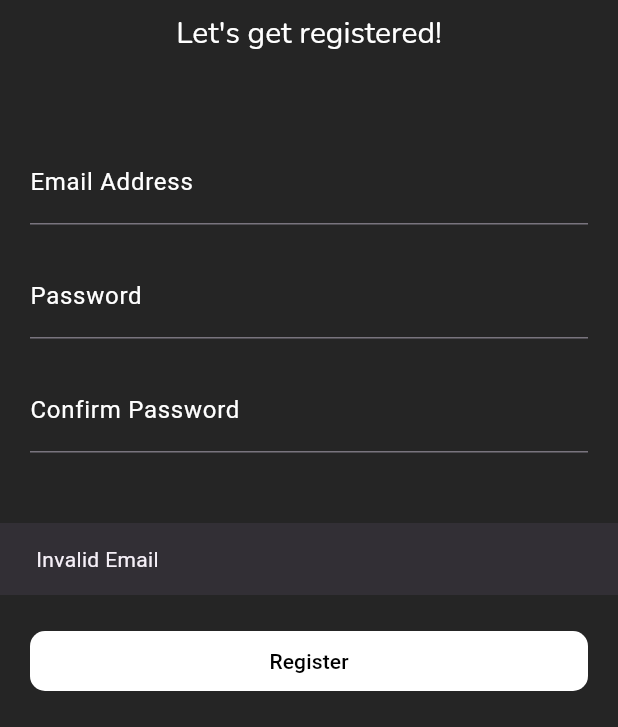
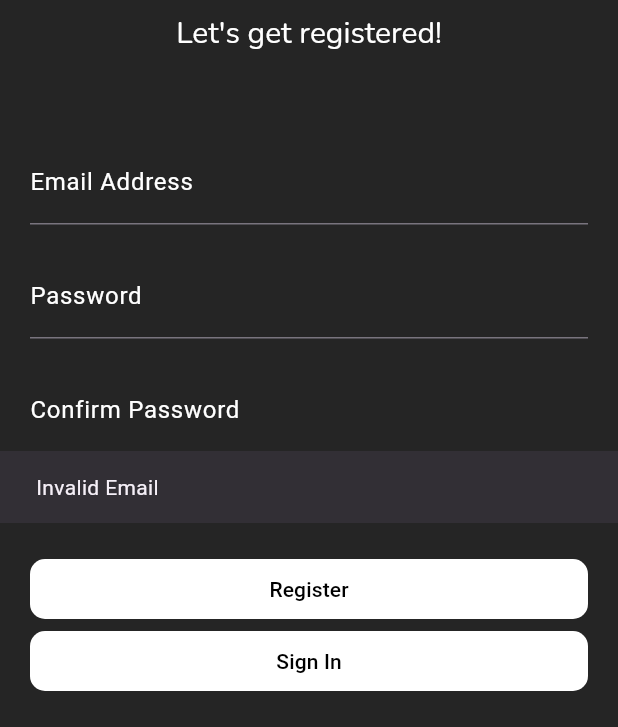
Before and after one commit to abdulrehman202/Notes-App, a Flutter app: the screen it shows after launch, after a tap on "Register", on a phone screen of 412 x 824 dp, the part 509-1236 px from its top. Run offline on Flutter 3.47's test engine with Material 3 defaults, Android fonts, the phone set to English and light mode, and no system bars; our stand-ins replace readmore; missing offline and left inert: mongo_dart.

Commit message:
Sign In UI done

```diff
--- a/lib/signup_screen.dart
+++ b/lib/signup_screen.dart
@@ -1,5 +1,6 @@
 import 'package:flutter/material.dart';
 import 'package:recalling_code/constants.dart';
+import 'package:recalling_code/signin_screen.dart';
 
 class SignUpScreen extends StatefulWidget {
   const SignUpScreen({super.key});
@@ -9,9 +10,12 @@ class SignUpScreen extends StatefulWidget {
 }
 
 class _SignUpScreenState extends State<SignUpScreen> {
-
-  TextEditingController _emailTextEditingController = TextEditingController(), _passwordTextEditingController = TextEditingController(),_cfmPasswordTextEditingController = TextEditingController();
-  FocusNode _emailFocus = FocusNode(), _passwordFocus = FocusNode(), _cfmPasswordFocus = FocusNode();
+  TextEditingController _emailTextEditingController = TextEditingController(),
+      _passwordTextEditingController = TextEditingController(),
+      _cfmPasswordTextEditingController = TextEditingController();
+  FocusNode _emailFocus = FocusNode(),
+      _passwordFocus = FocusNode(),
+      _cfmPasswordFocus = FocusNode();
 
   @override
   void dispose() {
@@ -25,15 +29,60 @@ class _SignUpScreenState extends State<SignUpScreen> {
     super.dispose();
   }
 
+  moveToLoginScreen() {
+    Navigator.push(
+        context, MaterialPageRoute(builder: (builder) => SignInScreen()));
+  }
+
+  registerButton()
+  {
+    return  FilledButton(
+                      onPressed: checkCredentialsAndRegister,
+                      style: ButtonStyle(
+                          shape: WidgetStatePropertyAll(RoundedRectangleBorder(
+                              borderRadius: BorderRadius.circular(10))),
+                          backgroundColor:
+                              const WidgetStatePropertyAll(Colors.white)),
+                      child: const Text(
+                        'Register',
+                        style: TextStyle(color: Colors.black),
+                      ));
+  }
+
+  signInButton()
+  {
+    return FilledButton(
+                      onPressed: moveToLoginScreen,
+                      style: ButtonStyle(
+                          shape: WidgetStatePropertyAll(RoundedRectangleBorder(
+                              borderRadius: BorderRadius.circular(10))),
+                          backgroundColor:
+                              const WidgetStatePropertyAll(Colors.white)),
+                      child: const Text(
+                        'Sign In',
+                        style: TextStyle(color: Colors.black),
+                      ));
+  }
 
   @override
   Widget build(BuildContext context) {
     return Scaffold(
-      bottomNavigationBar:   Container(
-        margin: const EdgeInsets.symmetric(horizontal: 20, vertical: 20),
-        child: FilledButton(onPressed: checkCredentialsAndRegister, child: const Text('Register',style: TextStyle(color: Colors.black),),style: ButtonStyle(shape: WidgetStatePropertyAll(RoundedRectangleBorder( borderRadius: BorderRadius.circular(10) )), backgroundColor: const WidgetStatePropertyAll(Colors.white)))),
-
-      body: SafeArea(child: SingleChildScrollView(
+      bottomNavigationBar: Container(
+          margin: const EdgeInsets.symmetric(vertical: 20, horizontal: 20),
+          width: MediaQuery.of(context).size.width*.9,
+          child: Column(
+            mainAxisSize: MainAxisSize.min,
+            children: [
+              SizedBox(
+                  width: double.infinity,
+                  child:registerButton()),
+              SizedBox(
+                  width: double.infinity,
+                  child: signInButton()),
+            ],
+          )),
+      body: SafeArea(
+          child: SingleChildScrollView(
         child: Column(
           mainAxisAlignment: MainAxisAlignment.start,
           children: [
@@ -51,55 +100,66 @@ class _SignUpScreenState extends State<SignUpScreen> {
               margin: const EdgeInsets.only(bottom: 50),
               child: Text(
                 'Let\'s get registered!',
-                style: Theme.of(context).textTheme.displaySmall!.copyWith(fontSize: 20),
+                style: Theme.of(context)
+                    .textTheme
+                    .displaySmall!
+                    .copyWith(fontSize: 20),
               ),
             ),
-            txtField(_emailFocus, _emailTextEditingController,'Email Address'),
-            txtField(_passwordFocus, _passwordTextEditingController, 'Password',isEmail: false),
-            txtField(_cfmPasswordFocus, _cfmPasswordTextEditingController, 'Confirm Password',isEmail: false),
+            txtField(_emailFocus, _emailTextEditingController, 'Email Address'),
+            txtField(_passwordFocus, _passwordTextEditingController, 'Password',
+                isEmail: false),
+            txtField(_cfmPasswordFocus, _cfmPasswordTextEditingController,
+                'Confirm Password',
+                isEmail: false),
           ],
         ),
       )),
     );
   }
 
-  checkCredentialsAndRegister()
-  {
-    bool validEmail =  Constants.emailRegex.hasMatch(_emailTextEditingController.text);
+  checkCredentialsAndRegister() {
+    bool validEmail =
+        Constants.emailRegex.hasMatch(_emailTextEditingController.text);
 
-      if(!validEmail){
-    ScaffoldMessenger.of(context).showSnackBar(SnackBar(content: Text('Invalid Email')));}
-
-    else if(_passwordTextEditingController.text != _cfmPasswordTextEditingController.text)
-    {
-      ScaffoldMessenger.of(context).showSnackBar(SnackBar(content: Text('Passwords do not match')));
+    if (!validEmail) {
+      ScaffoldMessenger.of(context)
+          .showSnackBar(SnackBar(content: Text('Invalid Email')));
+    } else if (_passwordTextEditingController.text !=
+        _cfmPasswordTextEditingController.text) {
+      ScaffoldMessenger.of(context)
+          .showSnackBar(SnackBar(content: Text('Passwords do not match')));
+    } else
+      registerUser();
   }
 
-    else registerUser();
+  registerUser() {
+    ScaffoldMessenger.of(context)
+        .showSnackBar(SnackBar(content: Text('User Registered')));
   }
 
-  registerUser()
-  {
-    ScaffoldMessenger.of(context).showSnackBar(SnackBar(content: Text('User Registered')));
-  }
-
-  Widget txtField(FocusNode focus, TextEditingController controller,String hint, {bool isEmail = true})
-  {
+  Widget txtField(
+      FocusNode focus, TextEditingController controller, String hint,
+      {bool isEmail = true}) {
     return Container(
       margin: const EdgeInsets.symmetric(horizontal: 20, vertical: 10),
       child: TextField(
-
         style: const TextStyle(color: Colors.white),
         textInputAction: TextInputAction.next,
         obscureText: !isEmail,
-        keyboardType: isEmail? TextInputType.emailAddress:TextInputType.visiblePassword,
+        keyboardType: isEmail
+            ? TextInputType.emailAddress
+            : TextInputType.visiblePassword,
         cursorColor: Colors.white,
-                decoration:  InputDecoration(
-                  focusedBorder: OutlineInputBorder(borderSide: BorderSide(color: Colors.white)),
+        decoration: InputDecoration(
+            focusedBorder:
+                OutlineInputBorder(borderSide: BorderSide(color: Colors.white)),
             fillColor: Colors.white,
-
             focusColor: Colors.white,
-                    label: Text(hint, style: TextStyle(color: Colors.white),),
+            label: Text(
+              hint,
+              style: TextStyle(color: Colors.white),
+            ),
             hintStyle: const TextStyle(color: Colors.white)),
         controller: controller,
         focusNode: focus,
```
Also changed, not shown: lib/signin_screen.dart (added, +107 -0 lines). Lines whose indentation alone changed are shown as unchanged.
